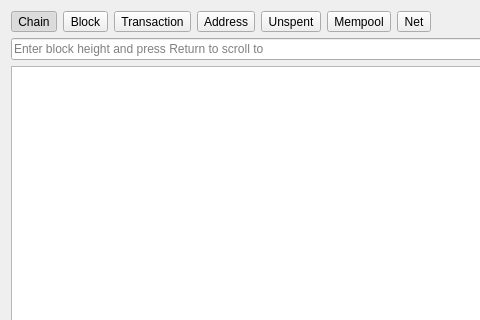
This is src/qt/forms/blockchainpage.ui in bitbaymarket/bitbay-core as Qt 5 draws it before an edit; both pictures show x 0 to 480 and y 0 to 320 of the 720 by 423 pixel window. The edited form follows.
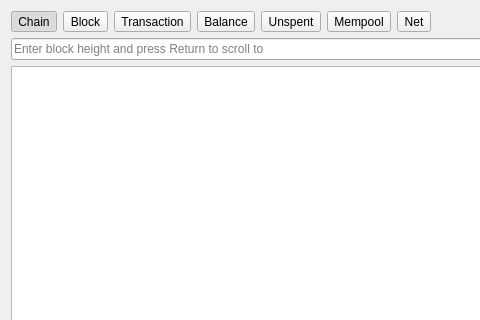
This is the edited form.

```diff
--- a/src/qt/forms/blockchainpage.ui
+++ b/src/qt/forms/blockchainpage.ui
@@ -37,7 +37,7 @@
    <item row="0" column="3">
     <widget class="QToolButton" name="buttonAddress">
      <property name="text">
-      <string>Address</string>
+      <string>Balance</string>
      </property>
     </widget>
    </item>
```
